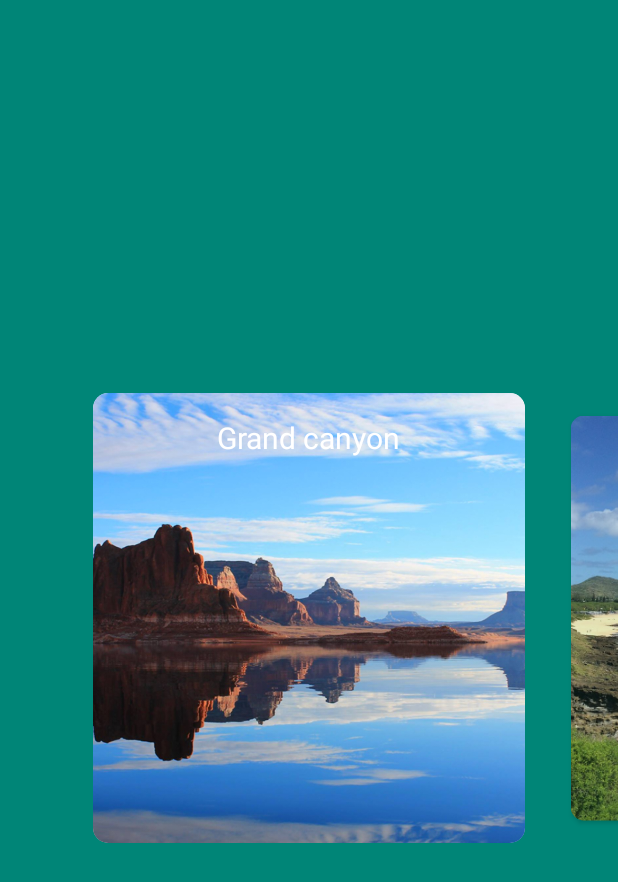
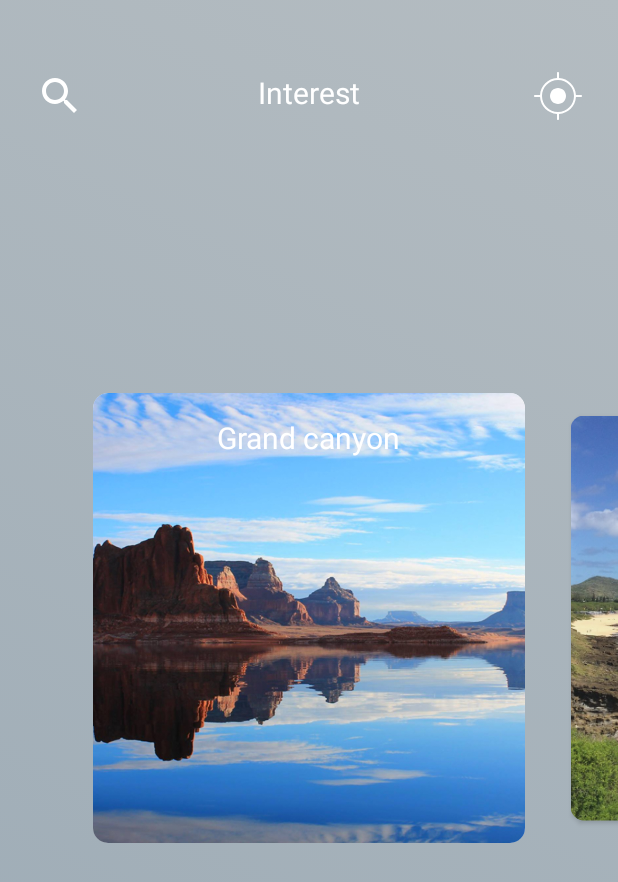
Before and after one commit to RemiDormoy/MotionLayoutTest, an Android app: the TravelActivity screen opened directly, with no data from a screen before it, on a phone screen of 412 x 824 dp. Shown: the top 882 px of the screen. Run offline under Robolectric (Android 15) with nearby library versions, the phone set to English and light mode, and no system bars; Roboto replaces fonts that are not available here.

Commit message:
changed background

```diff
--- a/app/src/main/AndroidManifest.xml
+++ b/app/src/main/AndroidManifest.xml
@@ -27,8 +27,8 @@
         <activity android:name=".HorizontalCardScrollActivity"/>
         <activity android:name=".GestureActivity"/>
         <activity android:name=".CinemaActivity" />
-        <activity android:name=".TravelActivity" />
-        <activity android:name=".CommentsActivity" />
+        <activity android:name=".TravelActivity"  android:theme="@style/NoStatusBarTheme" />
+        <activity android:name=".CommentsActivity" android:theme="@style/NoStatusBarTheme"/>
         <activity android:name=".CardsScrollActivity" android:theme="@style/Theme.Design.Light.NoActionBar"/>
         <meta-data android:name="preloaded_fonts" android:resource="@array/preloaded_fonts"/>
     </application>
--- a/app/src/main/java/com/rdo/octo/motionlayouttest/TravelActivity.kt
+++ b/app/src/main/java/com/rdo/octo/motionlayouttest/TravelActivity.kt
@@ -52,6 +52,7 @@ class TravelActivity : AppCompatActivity() {
                 if (position < 5) {
                     (adapter.getItem(position + 1) as TravelPageFragment).setStuff(0.9f)
                 }
+                countTextView.text = "${position + 1} / 6"
             }
 
         })
--- /dev/null
+++ b/app/src/main/res/drawable/ic_gps.xml
@@ -0,0 +1,6 @@
+<vector android:height="24dp" android:viewportHeight="512"
+    android:viewportWidth="512" android:width="24dp"
+    xmlns:aapt="http://schemas.android.com/aapt" xmlns:android="http://schemas.android.com/apk/res/android">
+    <path android:fillColor="@android:color/white" android:pathData="M501.333,245.333H447.46c-5.388,-97.341 -83.443,-175.405 -180.793,-180.793V10.667C266.667,4.771 261.896,0 256,0c-5.896,0 -10.667,4.771 -10.667,10.667V64.54c-97.35,5.388 -175.405,83.452 -180.793,180.793H10.667C4.771,245.333 0,250.104 0,256c0,5.896 4.771,10.667 10.667,10.667H64.54c5.388,97.341 83.443,175.405 180.793,180.793v53.874c0,5.896 4.771,10.667 10.667,10.667c5.896,0 10.667,-4.771 10.667,-10.667V447.46c97.35,-5.388 175.405,-83.452 180.793,-180.793h53.874c5.896,0 10.667,-4.771 10.667,-10.667C512,250.104 507.229,245.333 501.333,245.333zM256,426.667c-94.104,0 -170.667,-76.563 -170.667,-170.667S161.896,85.333 256,85.333S426.667,161.896 426.667,256S350.104,426.667 256,426.667z"/>
+    <path android:fillColor="@android:color/white" android:pathData="M256,170.667c-47.063,0 -85.333,38.281 -85.333,85.333s38.271,85.333 85.333,85.333s85.333,-38.281 85.333,-85.333S303.063,170.667 256,170.667z"/>
+</vector>
--- /dev/null
+++ b/app/src/main/res/drawable/ic_search.xml
@@ -0,0 +1,5 @@
+<vector xmlns:android="http://schemas.android.com/apk/res/android" android:height="612dp"
+        android:viewportHeight="612" android:viewportWidth="612" android:width="612dp">
+    <path android:fillColor="@android:color/white"
+          android:pathData="M598.221,531.586l-110.58,-110.542c30.314,-43.443 48.228,-96.149 48.228,-153.105c0,-147.976 -119.958,-267.934 -267.934,-267.934S0,119.963 0,267.939s119.958,267.934 267.934,267.934c56.956,0 109.662,-17.913 153.105,-48.228l110.542,110.542c18.411,18.41 48.229,18.41 66.64,0C616.593,579.814 616.593,549.997 598.221,531.586zM267.934,459.32c-105.681,0 -191.381,-85.7 -191.381,-191.381c0,-105.681 85.701,-191.381 191.381,-191.381c105.681,0 191.381,85.701 191.381,191.381C459.315,373.62 373.615,459.32 267.934,459.32z"/>
+</vector>
--- /dev/null
+++ b/app/src/main/res/drawable/ic_search_black_24dp.xml
@@ -0,0 +1,5 @@
+<vector android:height="24dp" android:tint="#FFFFFF"
+    android:viewportHeight="24.0" android:viewportWidth="24.0"
+    android:width="24dp" xmlns:android="http://schemas.android.com/apk/res/android">
+    <path android:fillColor="#FF000000" android:pathData="M15.5,14h-0.79l-0.28,-0.27C15.41,12.59 16,11.11 16,9.5 16,5.91 13.09,3 9.5,3S3,5.91 3,9.5 5.91,16 9.5,16c1.61,0 3.09,-0.59 4.23,-1.57l0.27,0.28v0.79l5,4.99L20.49,19l-4.99,-5zM9.5,14C7.01,14 5,11.99 5,9.5S7.01,5 9.5,5 14,7.01 14,9.5 11.99,14 9.5,14z"/>
+</vector>
--- /dev/null
+++ b/app/src/main/res/drawable/travel_background.xml
@@ -0,0 +1,12 @@
+<?xml version="1.0" encoding="utf-8"?>
+<selector xmlns:android="http://schemas.android.com/apk/res/android">
+    <item>
+        <shape>
+            <gradient
+                    android:angle="45"
+                    android:startColor="#9BAAB5"
+                    android:endColor="#B4BCC1"
+                    android:type="linear" />
+        </shape>
+    </item>
+</selector>
--- a/app/src/main/res/layout/content_comments_travel.xml
+++ b/app/src/main/res/layout/content_comments_travel.xml
@@ -8,7 +8,7 @@
 
     <ImageView
             android:layout_width="0dp"
-            android:layout_height="250dp"
+            android:layout_height="270dp"
             app:srcCompat="@drawable/canyon"
             android:transitionName="background"
             android:id="@+id/imageView29"
@@ -23,7 +23,7 @@
             android:layout_height="wrap_content"
             android:textColor="@android:color/white"
             android:transitionName="title"
-            android:layout_marginTop="24dp"
+            android:layout_marginTop="40dp"
             android:textSize="20sp"
             android:id="@+id/textView31" app:layout_constraintEnd_toEndOf="parent"
             app:layout_constraintStart_toStartOf="parent" app:layout_constraintTop_toTopOf="parent"/>
--- a/app/src/main/res/layout/fragment_card_travel.xml
+++ b/app/src/main/res/layout/fragment_card_travel.xml
@@ -25,12 +25,14 @@
             android:layout_margin="8dp"
             android:scaleX="0.9"
             android:scaleY="0.9"
+            android:elevation="32dp"
             android:alpha="0.9"
             android:id="@+id/imageTravelCardView"
             app:layout_constraintBottom_toBottomOf="parent"
             android:layout_height="300dp">
 
         <FrameLayout
+                android:elevation="32dp"
                 android:layout_width="match_parent"
                 android:layout_height="match_parent">
             <ImageView
--- a/app/src/main/res/layout/travel_activity.xml
+++ b/app/src/main/res/layout/travel_activity.xml
@@ -1,14 +1,60 @@
 <?xml version="1.0" encoding="utf-8"?>
 <androidx.constraintlayout.widget.ConstraintLayout
         xmlns:android="http://schemas.android.com/apk/res/android"
+        xmlns:app="http://schemas.android.com/apk/res-auto" xmlns:tools="http://schemas.android.com/tools"
         android:layout_width="match_parent"
         android:layout_height="match_parent"
-        android:background="@color/colorPrimary">
+        android:background="@drawable/travel_background">
 
     <androidx.viewpager.widget.ViewPager
             android:id="@+id/travelViewPager"
             android:layout_width="match_parent"
-            android:layout_height="match_parent"/>
+            android:layout_height="match_parent">
+
+    </androidx.viewpager.widget.ViewPager>
+
+    <ImageView
+            android:layout_width="32dp"
+            android:layout_height="32dp"
+            app:srcCompat="@drawable/ic_search_black_24dp"
+            app:layout_constraintStart_toStartOf="parent"
+            android:layout_marginStart="24dp"
+            app:layout_constraintTop_toTopOf="parent"
+            android:layout_marginTop="48dp"
+            android:id="@+id/imageView34"/>
 
 
+    <TextView
+            android:layout_width="wrap_content"
+            android:layout_height="wrap_content"
+            android:text="Interest"
+            android:textColor="@android:color/white"
+            app:layout_constraintTop_toTopOf="parent"
+            android:layout_marginTop="48dp"
+            android:textSize="20sp"
+            app:layout_constraintEnd_toStartOf="@+id/imageView35"
+            app:layout_constraintStart_toEndOf="@+id/imageView34"/>
+
+
+    <ImageView
+            android:layout_width="32dp"
+            android:layout_height="32dp"
+            app:srcCompat="@drawable/ic_gps"
+            app:layout_constraintEnd_toEndOf="parent"
+            android:layout_marginEnd="24dp"
+            app:layout_constraintTop_toTopOf="parent"
+            android:layout_marginTop="48dp"
+            android:id="@+id/imageView35"/>
+
+    <TextView
+            android:id="@+id/countTextView"
+            android:textColor="@android:color/white"
+            app:layout_constraintStart_toStartOf="parent"
+            app:layout_constraintEnd_toEndOf="parent"
+            app:layout_constraintBottom_toBottomOf="parent"
+            android:layout_marginBottom="32dp"
+            android:textSize="20sp"
+            android:layout_width="wrap_content"
+            android:layout_height="wrap_content" />
+
 </androidx.constraintlayout.widget.ConstraintLayout>
--- a/app/src/main/res/values/styles.xml
+++ b/app/src/main/res/values/styles.xml
@@ -8,4 +8,8 @@
         <item name="colorAccent">@color/colorAccent</item>
     </style>
 
+    <style name="NoStatusBarTheme" parent="AppTheme">
+        <item name="android:windowTranslucentStatus">true</item>
+    </style>
+
 </resources>
```
